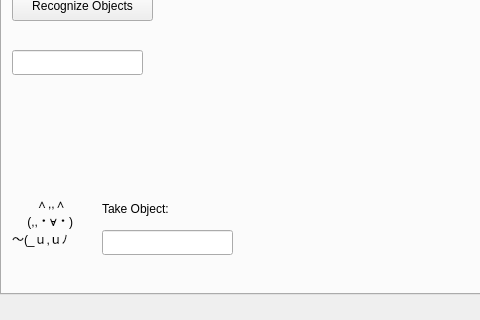
Qt form catkin_ws/src/hri/justina/justina_gui/src/MainWindow.ui (RobotJustina/Juskeshino) before a commit; both pictures show x 0 to 480 and y 163 to 483 of the 680 by 483 pixel window.
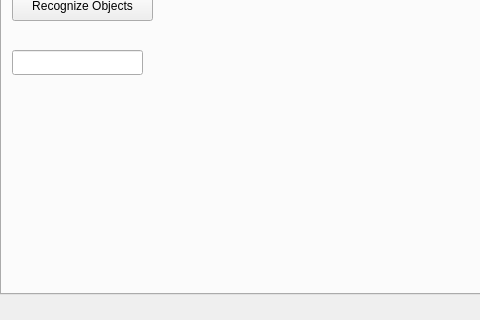
The same form after that commit. The open tabs and pages were chosen to show the change.

Commit message: Btn grip update

What changed in the file:
```diff
--- a/catkin_ws/src/hri/justina/justina_gui/src/MainWindow.ui
+++ b/catkin_ws/src/hri/justina/justina_gui/src/MainWindow.ui
@@ -1218,44 +1218,6 @@
 Follow Human</string>
       </property>
      </widget>
-     <widget class="QLineEdit" name="visTxtTakeObject">
-      <property name="geometry">
-       <rect>
-        <x>100</x>
-        <y>350</y>
-        <width>131</width>
-        <height>25</height>
-       </rect>
-      </property>
-     </widget>
-     <widget class="QLabel" name="label_9">
-      <property name="geometry">
-       <rect>
-        <x>10</x>
-        <y>290</y>
-        <width>121</width>
-        <height>101</height>
-       </rect>
-      </property>
-      <property name="text">
-       <string>　　∧,,∧ 
-　 (,,・∀・) 
-～(_ｕ,ｕﾉ</string>
-      </property>
-     </widget>
-     <widget class="QLabel" name="label_10">
-      <property name="geometry">
-       <rect>
-        <x>100</x>
-        <y>320</y>
-        <width>101</width>
-        <height>17</height>
-       </rect>
-      </property>
-      <property name="text">
-       <string>Take Object:</string>
-      </property>
-     </widget>
     </widget>
     <widget class="QWidget" name="tabSimpleTasks">
      <attribute name="title">
@@ -1275,7 +1237,7 @@
 Table</string>
       </property>
      </widget>
-     <widget class="QLineEdit" name="tksTxtTakeObject">
+     <widget class="QLineEdit" name="visTxtTakeObject">
       <property name="geometry">
        <rect>
         <x>20</x>
@@ -1325,6 +1287,21 @@
 Person</string>
       </property>
      </widget>
+     <widget class="QLabel" name="label_9">
+      <property name="geometry">
+       <rect>
+        <x>10</x>
+        <y>300</y>
+        <width>121</width>
+        <height>101</height>
+       </rect>
+      </property>
+      <property name="text">
+       <string>　　∧,,∧ 
+　 (,,・∀・) 
+～(_ｕ,ｕﾉ</string>
+      </property>
+     </widget>
     </widget>
     <widget class="QWidget" name="tab_2">
      <attribute name="title">
```
Left out of the diff: 4 changed lines with no effect on the pictures. The commit also changes 1 other file.
